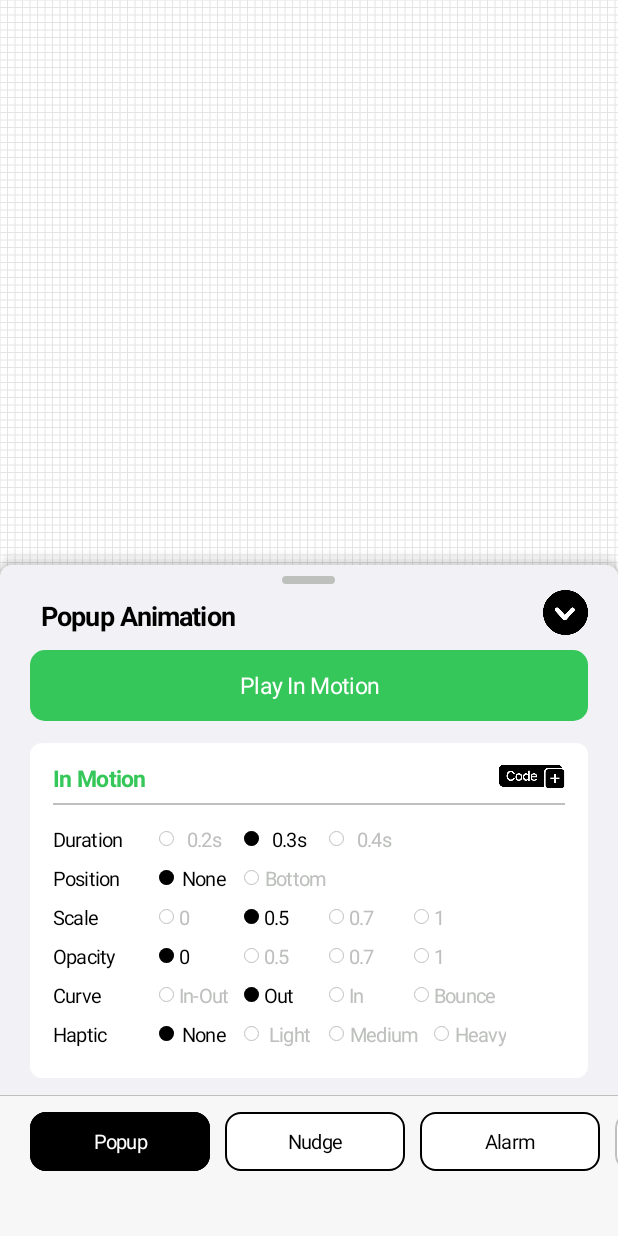
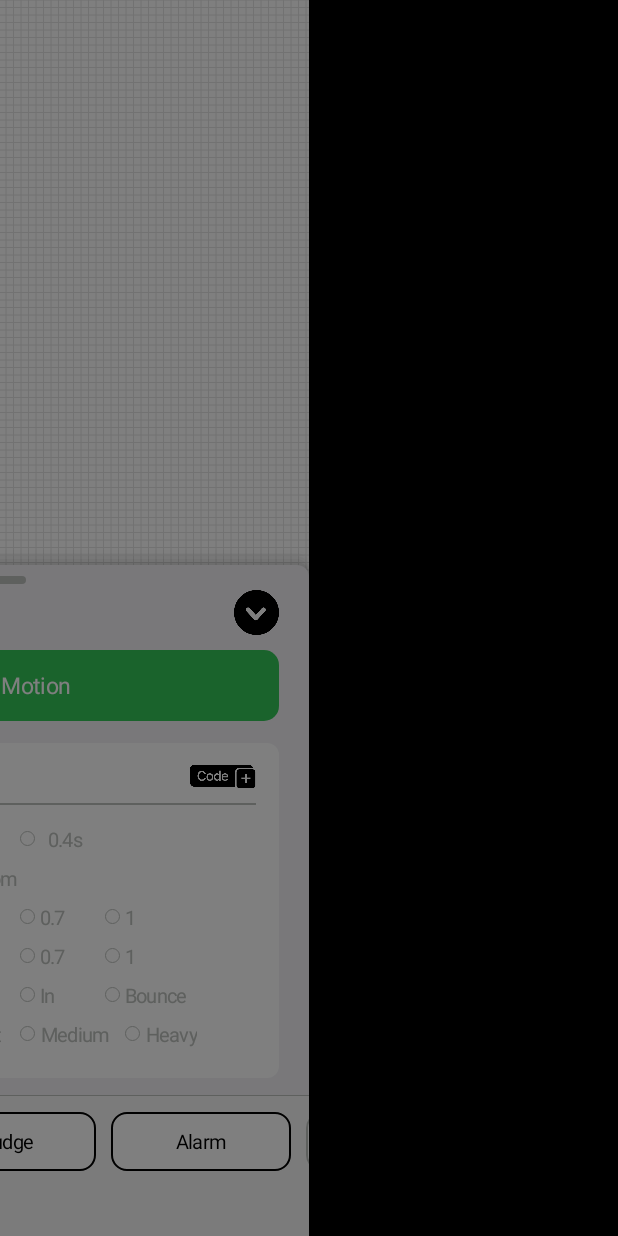
Before and after one commit to sunginhong/NAVER-ISO-V2, an Android app: the screen it shows after launch (MainActivity), after a tap on an icon or button, on a phone screen of 412 x 824 dp. Run offline under Robolectric (Android 15) with nearby library versions, the phone set to English and light mode, and no system bars; 2 other taps on this screen came first.

Commit message:
220511_3

```diff
--- a/app/src/main/java/com/example/naver_iso_v2/Pannel_ListLayout_InMotion.java
+++ b/app/src/main/java/com/example/naver_iso_v2/Pannel_ListLayout_InMotion.java
@@ -280,6 +280,7 @@ public class Pannel_ListLayout_InMotion extends RelativeLayout implements View.O
             public void onClick(View view) {
                 if (!Vars_Def.codePage){
                     MainActivity.pannel_result.setX(0);
+                    Utils_Anim.TransAlphaAnim(MainActivity.main_contain, 0, -Vars_Def.screenWidth/2, 0, 0, 1, 0.5f, 500);
                     Utils_Anim.TransAnim(MainActivity.pannel_result, Vars_Def.screenWidth, 0, 0, 0, 400);
                     Vars_Def.codePage = true;
                 }
--- a/app/src/main/java/com/example/naver_iso_v2/Pannel_ListLayout_OutMotion.java
+++ b/app/src/main/java/com/example/naver_iso_v2/Pannel_ListLayout_OutMotion.java
@@ -279,6 +279,7 @@ public class Pannel_ListLayout_OutMotion extends RelativeLayout implements View.
             public void onClick(View view) {
                 if (!Vars_Def.codePage){
                     MainActivity.pannel_result.setX(0);
+                    Utils_Anim.TransAlphaAnim(MainActivity.main_contain, 0, -Vars_Def.screenWidth/2, 0, 0, 1, 0.5f, 500);
                     Utils_Anim.TransAnim(MainActivity.pannel_result, Vars_Def.screenWidth, 0, 0, 0, 400);
                     Vars_Def.codePage = true;
                 }
--- a/app/src/main/java/com/example/naver_iso_v2/Pannel_Result.java
+++ b/app/src/main/java/com/example/naver_iso_v2/Pannel_Result.java
@@ -88,6 +88,7 @@ public class Pannel_Result extends RelativeLayout {
             @Override
             public void onClick(View view) {
                 if (Vars_Def.codePage){
+                    Utils_Anim.TransAlphaAnim(MainActivity.main_contain, -Vars_Def.screenWidth/2, 0, 0, 0, 0.5f, 1, 500);
                     Utils_Anim.TransAnim(MainActivity.pannel_result, 0, Vars_Def.screenWidth, 0, 0, 500);
                     new Handler().postDelayed(new Runnable() {
                         @Override
--- a/app/src/main/res/layout/activity_main.xml
+++ b/app/src/main/res/layout/activity_main.xml
@@ -3,6 +3,12 @@
     android:layout_width="match_parent"
     android:layout_height="match_parent"
     xmlns:app="http://schemas.android.com/apk/res-auto"
+    android:background="#000">
+
+    <RelativeLayout
+        android:id="@+id/main_contain"
+        android:layout_width="match_parent"
+        android:layout_height="match_parent"
         android:background="#fff">
 
         <com.example.naver_iso_v2.PixelGridView
@@ -65,6 +71,8 @@
 
         </LinearLayout>
 
+    </RelativeLayout>
+
     <com.example.naver_iso_v2.Pannel_Result
         android:id="@+id/pannel_result"
         android:layout_width="match_parent"
```
Also changed, not shown: app/src/main/java/com/example/naver_iso_v2/MainActivity.java (+18 -0 lines), 3 other files. Lines whose indentation alone changed are shown as unchanged.
